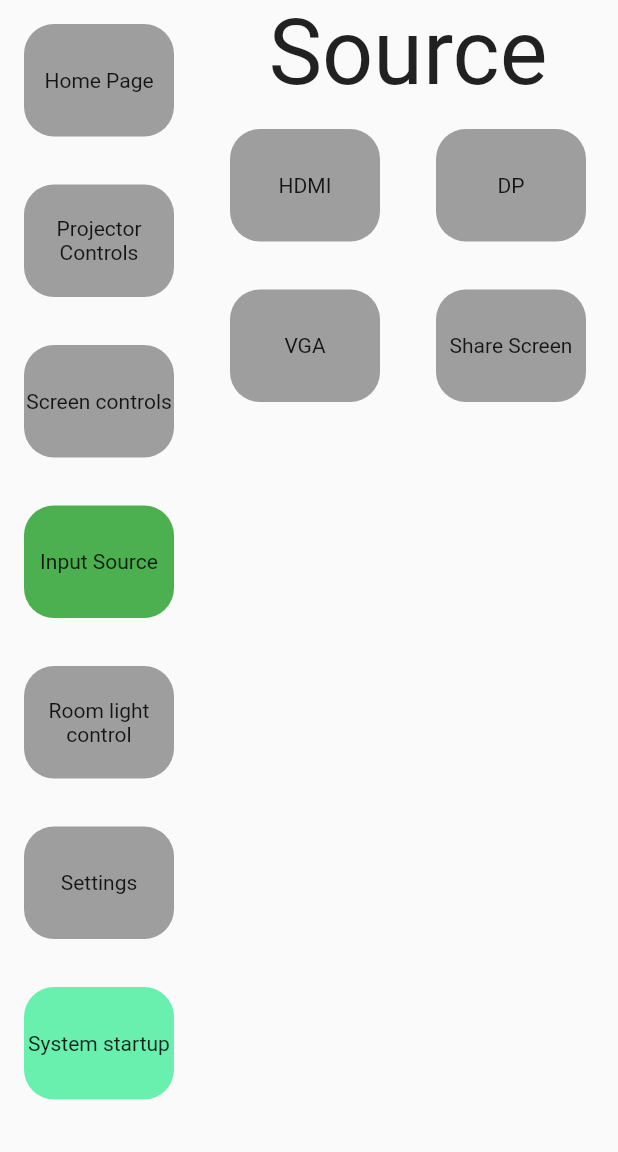
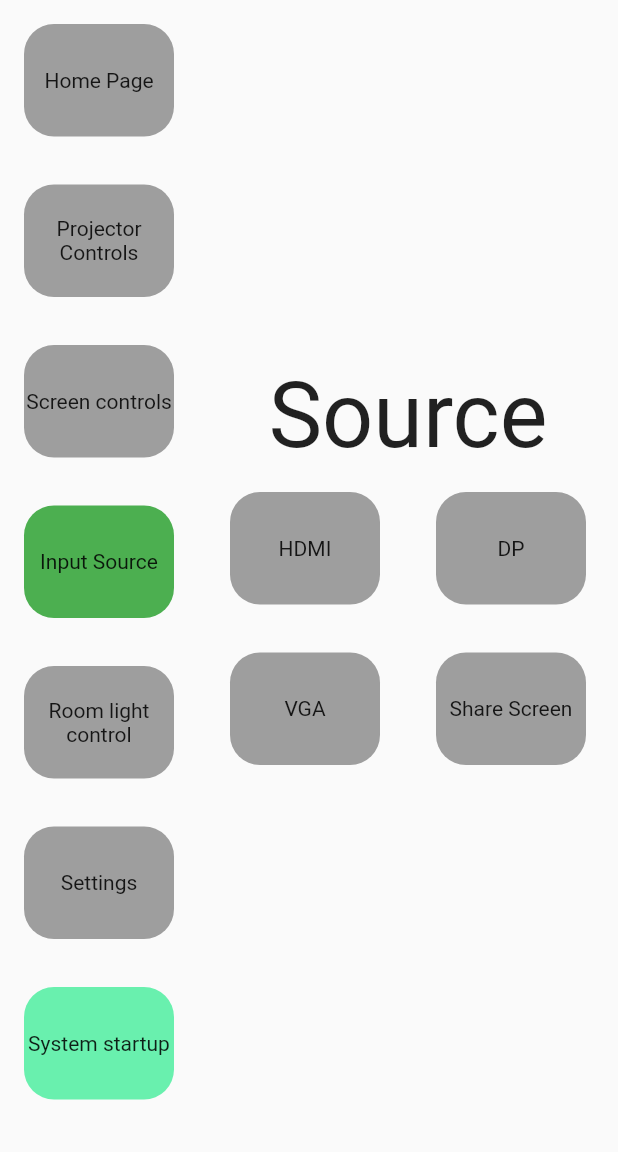
Before and after one commit to hautaniemip/CT30A2803-HT, a Flutter app: the screen it shows after launch, after a tap on "Projector Controls", after a tap on "Screen controls", after a tap on "Input Source", on a phone screen of 412 x 824 dp, the part 84-1236 px from its top. Run offline on Flutter 3.47's test engine with Material 2 defaults, Android fonts, the phone set to English and light mode, and no system bars; our stand-ins replace shared_preferences.

```diff
--- a/lib/sections.dart
+++ b/lib/sections.dart
@@ -189,7 +189,8 @@ class HomeSection extends StatelessWidget {
           ),
         ),
         const Button(
-          label: 'Freeze',
+          label: 'UNFREEZE',
+          secondaryLabel: "FREEZE",
           color: Colors.grey,
         ),
       ],
@@ -307,6 +308,7 @@ class SourceSection extends StatelessWidget {
   @override
   Widget build(BuildContext context) {
     return Column(
+      mainAxisAlignment: MainAxisAlignment.center,
       children: [
         const Text(
           'Source',
```
